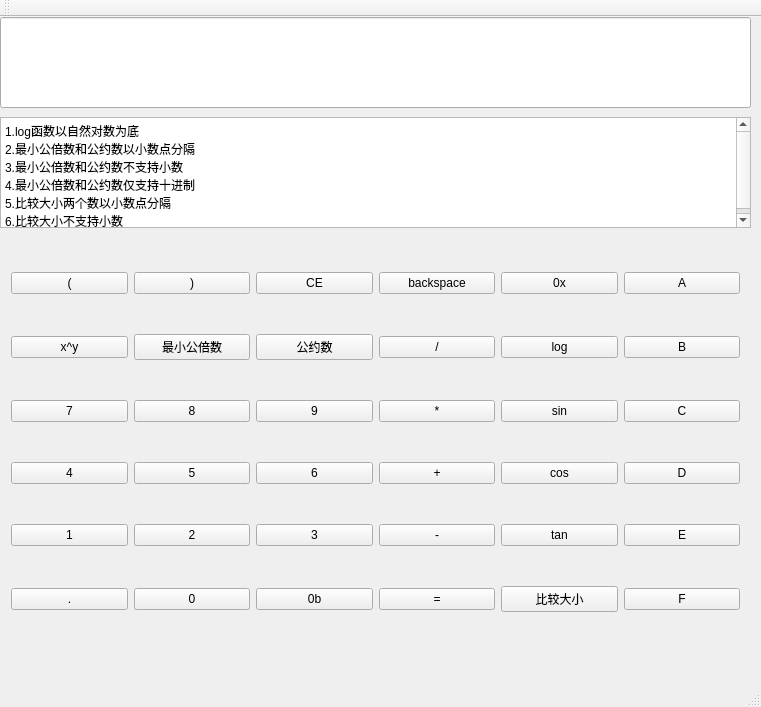
Above: mainwindow.ui from Qtcalculater/Qtcourse before the change. Below: the same form after it.
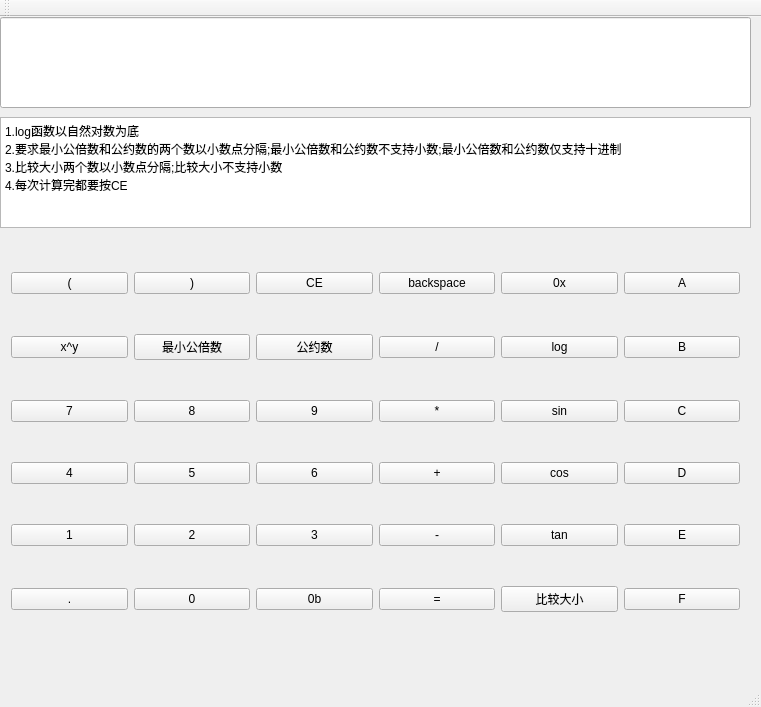
That is the form after the change.

Diff of the .ui file:
```diff
--- a/mainwindow.ui
+++ b/mainwindow.ui
@@ -303,11 +303,9 @@
 p, li { white-space: pre-wrap; }
 &lt;/style&gt;&lt;/head&gt;&lt;body style=&quot; font-family:'SimSun'; font-size:9pt; font-weight:400; font-style:normal;&quot;&gt;
 &lt;p style=&quot; margin-top:0px; margin-bottom:0px; margin-left:0px; margin-right:0px; -qt-block-indent:0; text-indent:0px;&quot;&gt;1.log函数以自然对数为底&lt;/p&gt;
-&lt;p style=&quot; margin-top:0px; margin-bottom:0px; margin-left:0px; margin-right:0px; -qt-block-indent:0; text-indent:0px;&quot;&gt;2.最小公倍数和公约数以小数点分隔&lt;/p&gt;
-&lt;p style=&quot; margin-top:0px; margin-bottom:0px; margin-left:0px; margin-right:0px; -qt-block-indent:0; text-indent:0px;&quot;&gt;3.最小公倍数和公约数不支持小数&lt;/p&gt;
-&lt;p style=&quot; margin-top:0px; margin-bottom:0px; margin-left:0px; margin-right:0px; -qt-block-indent:0; text-indent:0px;&quot;&gt;4.最小公倍数和公约数仅支持十进制&lt;/p&gt;
-&lt;p style=&quot; margin-top:0px; margin-bottom:0px; margin-left:0px; margin-right:0px; -qt-block-indent:0; text-indent:0px;&quot;&gt;5.比较大小两个数以小数点分隔&lt;/p&gt;
-&lt;p style=&quot; margin-top:0px; margin-bottom:0px; margin-left:0px; margin-right:0px; -qt-block-indent:0; text-indent:0px;&quot;&gt;6.比较大小不支持小数&lt;/p&gt;&lt;/body&gt;&lt;/html&gt;</string>
+&lt;p style=&quot; margin-top:0px; margin-bottom:0px; margin-left:0px; margin-right:0px; -qt-block-indent:0; text-indent:0px;&quot;&gt;2.要求最小公倍数和公约数的两个数以小数点分隔;最小公倍数和公约数不支持小数;最小公倍数和公约数仅支持十进制&lt;/p&gt;
+&lt;p style=&quot; margin-top:0px; margin-bottom:0px; margin-left:0px; margin-right:0px; -qt-block-indent:0; text-indent:0px;&quot;&gt;3.比较大小两个数以小数点分隔;比较大小不支持小数&lt;/p&gt;
+&lt;p style=&quot; margin-top:0px; margin-bottom:0px; margin-left:0px; margin-right:0px; -qt-block-indent:0; text-indent:0px;&quot;&gt;4.每次计算完都要按CE&lt;/p&gt;&lt;/body&gt;&lt;/html&gt;</string>
     </property>
    </widget>
   </widget>
```
